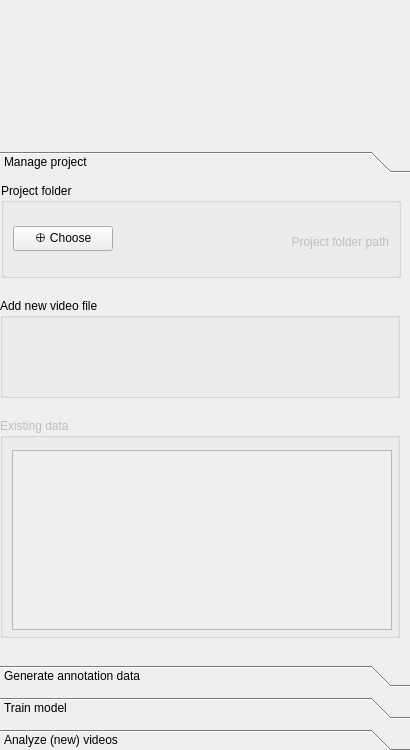
The window that octron/qt_gui/octron.ui (OCTRON-tracking/OCTRON-GUI) describes before a commit, drawn with Qt 5.
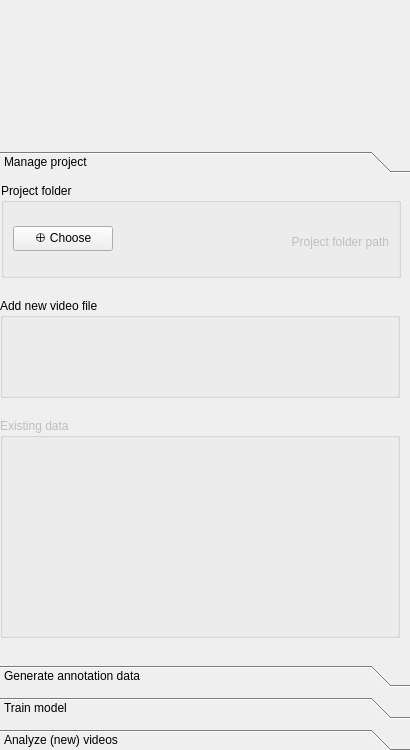
The same window after the commit. Icons and pictures are not drawn.

Commit message:
Layout fixes and user improvements
The Mp4 drop area in the main project tab now deactivates when a video layer is present, informing the user that the video layer has to be deleted first before adding a new video to the project.

Multiple little GUI layout fixes.

The edit to the form file:
```diff
--- a/octron/qt_gui/octron.ui
+++ b/octron/qt_gui/octron.ui
@@ -50,6 +50,9 @@
     <property name="sizeConstraint">
      <enum>QLayout::SizeConstraint::SetNoConstraint</enum>
     </property>
+    <property name="topMargin">
+     <number>10</number>
+    </property>
     <item alignment="Qt::AlignmentFlag::AlignLeft|Qt::AlignmentFlag::AlignTop">
      <widget class="QLabel" name="octron_logo">
       <property name="enabled">
@@ -381,6 +384,44 @@
                 <height>180</height>
                </size>
               </property>
+              <property name="contextMenuPolicy">
+               <enum>Qt::ContextMenuPolicy::DefaultContextMenu</enum>
+              </property>
+              <property name="autoFillBackground">
+               <bool>false</bool>
+              </property>
+              <property name="styleSheet">
+               <string notr="true">QTableView {
+    background-color: transparent;
+    gridline-color: transparent;
+}
+QTableView::item {
+    background-color: transparent;
+    border: none;
+    border-bottom: 1px solid #555;
+}
+QHeaderView {
+    background-color: transparent;
+}
+QHeaderView::section {
+    background-color: transparent;
+    border: none;
+    border-bottom: 1px solid #555;
+    padding: 2px 4px;
+}
+QTableCornerButton::section {
+    background-color: transparent;
+}</string>
+              </property>
+              <property name="frameShape">
+               <enum>QFrame::Shape::NoFrame</enum>
+              </property>
+              <property name="frameShadow">
+               <enum>QFrame::Shadow::Plain</enum>
+              </property>
+              <property name="lineWidth">
+               <number>1</number>
+              </property>
               <property name="editTriggers">
                <set>QAbstractItemView::EditTrigger::AnyKeyPressed|QAbstractItemView::EditTrigger::EditKeyPressed|QAbstractItemView::EditTrigger::SelectedClicked</set>
               </property>
@@ -418,7 +459,10 @@
                <number>85</number>
               </attribute>
               <attribute name="horizontalHeaderHighlightSections">
-               <bool>false</bool>
+               <bool>true</bool>
+              </attribute>
+              <attribute name="horizontalHeaderStretchLastSection">
+               <bool>true</bool>
               </attribute>
               <attribute name="verticalHeaderVisible">
                <bool>false</bool>
```
Left out of the diff: 2 changed lines with no effect on the pictures. The commit also changes 4 other files.
